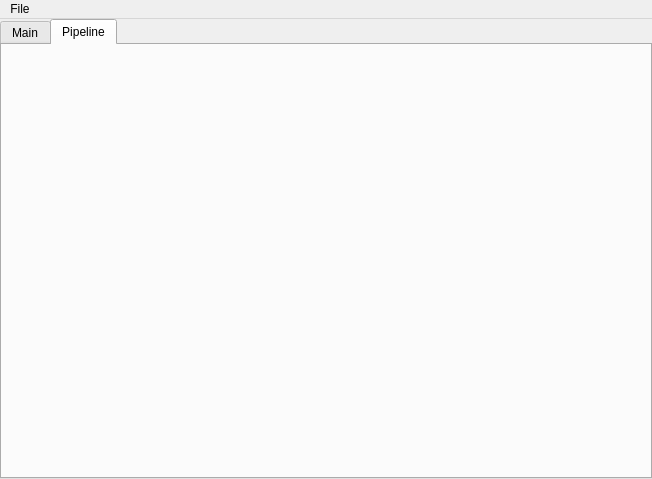
This is hedgehog/mainwindow.ui in wellcome2AD/hedgehog as Qt 5 draws it before an edit. The edited form follows.
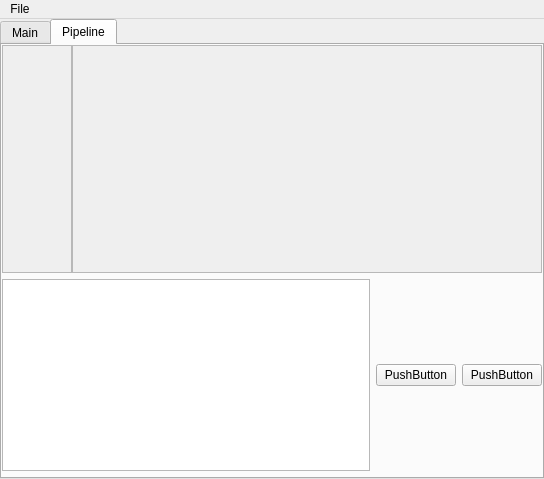
This is the edited form.

Commit message: add block prototype

```diff
--- a/hedgehog/mainwindow.ui
+++ b/hedgehog/mainwindow.ui
@@ -6,7 +6,7 @@
    <rect>
     <x>0</x>
     <y>0</y>
-    <width>652</width>
+    <width>544</width>
     <height>479</height>
    </rect>
   </property>
@@ -20,7 +20,7 @@
    <string>Hedgehog</string>
   </property>
   <widget class="QWidget" name="centralwidget">
-   <layout class="QGridLayout" name="gridLayout">
+   <layout class="QVBoxLayout" name="verticalLayout_3">
     <property name="leftMargin">
      <number>0</number>
     </property>
@@ -33,10 +33,7 @@
     <property name="bottomMargin">
      <number>0</number>
     </property>
-    <property name="spacing">
-     <number>0</number>
-    </property>
-    <item row="0" column="0">
+    <item>
      <widget class="QTabWidget" name="tabWidget">
       <property name="currentIndex">
        <number>1</number>
@@ -45,7 +42,7 @@
        <attribute name="title">
         <string>Main</string>
        </attribute>
-       <layout class="QGridLayout" name="gridLayout_2" rowstretch="0" columnstretch="0">
+       <layout class="QGridLayout" name="gridLayout">
         <property name="leftMargin">
          <number>0</number>
         </property>
@@ -287,6 +284,122 @@
        <attribute name="title">
         <string>Pipeline</string>
        </attribute>
+       <layout class="QGridLayout" name="gridLayout_4">
+        <property name="leftMargin">
+         <number>0</number>
+        </property>
+        <property name="topMargin">
+         <number>0</number>
+        </property>
+        <property name="rightMargin">
+         <number>0</number>
+        </property>
+        <property name="bottomMargin">
+         <number>0</number>
+        </property>
+        <property name="spacing">
+         <number>0</number>
+        </property>
+        <item row="0" column="0">
+         <widget class="QSplitter" name="splitter_5">
+          <property name="orientation">
+           <enum>Qt::Vertical</enum>
+          </property>
+          <property name="handleWidth">
+           <number>0</number>
+          </property>
+          <property name="childrenCollapsible">
+           <bool>false</bool>
+          </property>
+          <widget class="QSplitter" name="splitter_4">
+           <property name="sizePolicy">
+            <sizepolicy hsizetype="Expanding" vsizetype="Preferred">
+             <horstretch>0</horstretch>
+             <verstretch>200</verstretch>
+            </sizepolicy>
+           </property>
+           <property name="orientation">
+            <enum>Qt::Horizontal</enum>
+           </property>
+           <property name="handleWidth">
+            <number>0</number>
+           </property>
+           <property name="childrenCollapsible">
+            <bool>false</bool>
+           </property>
+           <widget class="QScrollArea" name="scrollArea_2">
+            <property name="sizePolicy">
+             <sizepolicy hsizetype="Expanding" vsizetype="Expanding">
+              <horstretch>0</horstretch>
+              <verstretch>0</verstretch>
+             </sizepolicy>
+            </property>
+            <property name="widgetResizable">
+             <bool>true</bool>
+            </property>
+            <widget class="QWidget" name="scrollAreaWidgetContents_2">
+             <property name="geometry">
+              <rect>
+               <x>0</x>
+               <y>0</y>
+               <width>69</width>
+               <height>226</height>
+              </rect>
+             </property>
+            </widget>
+           </widget>
+           <widget class="QScrollArea" name="scrollArea">
+            <property name="sizePolicy">
+             <sizepolicy hsizetype="Expanding" vsizetype="Expanding">
+              <horstretch>100</horstretch>
+              <verstretch>0</verstretch>
+             </sizepolicy>
+            </property>
+            <property name="widgetResizable">
+             <bool>true</bool>
+            </property>
+            <widget class="QWidget" name="scrollAreaWidgetContents">
+             <property name="geometry">
+              <rect>
+               <x>0</x>
+               <y>0</y>
+               <width>465</width>
+               <height>226</height>
+              </rect>
+             </property>
+            </widget>
+           </widget>
+          </widget>
+          <widget class="QWidget" name="horizontalLayoutWidget">
+           <layout class="QHBoxLayout" name="horizontalLayout_3">
+            <property name="topMargin">
+             <number>6</number>
+            </property>
+            <property name="bottomMargin">
+             <number>6</number>
+            </property>
+            <item>
+             <widget class="QTextEdit" name="textEdit_2"/>
+            </item>
+            <item>
+             <widget class="QPushButton" name="pushButton">
+              <property name="text">
+               <string>PushButton</string>
+              </property>
+             </widget>
+            </item>
+            <item>
+             <widget class="QPushButton" name="pushButton_2">
+              <property name="text">
+               <string>PushButton</string>
+              </property>
+             </widget>
+            </item>
+           </layout>
+          </widget>
+         </widget>
+        </item>
+       </layout>
       </widget>
      </widget>
     </item>
@@ -297,7 +410,7 @@
     <rect>
      <x>0</x>
      <y>0</y>
-     <width>652</width>
+     <width>544</width>
      <height>21</height>
     </rect>
    </property>
```
Left out of the diff: 33 changed lines with no effect on the pictures. The commit also changes 2 other files.
